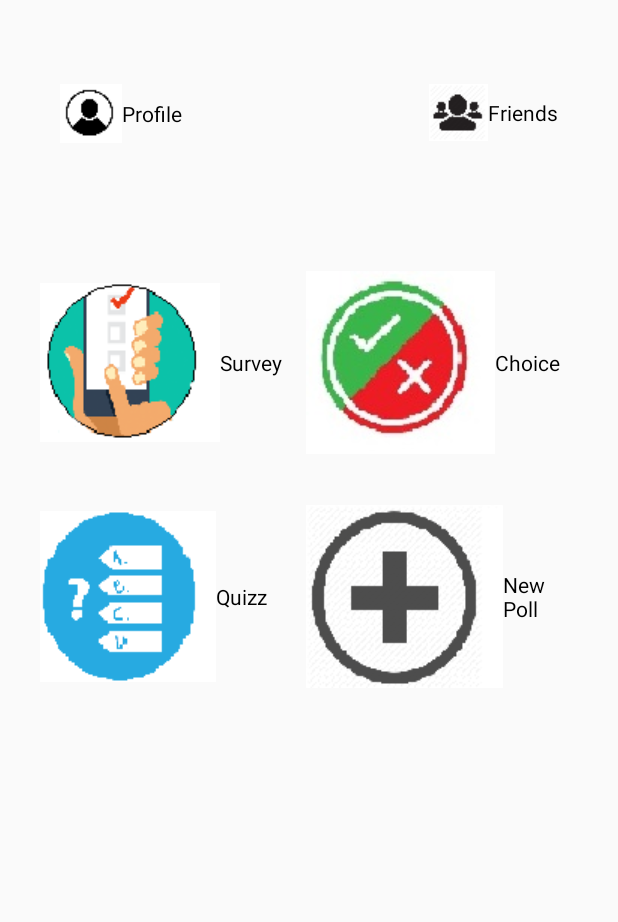
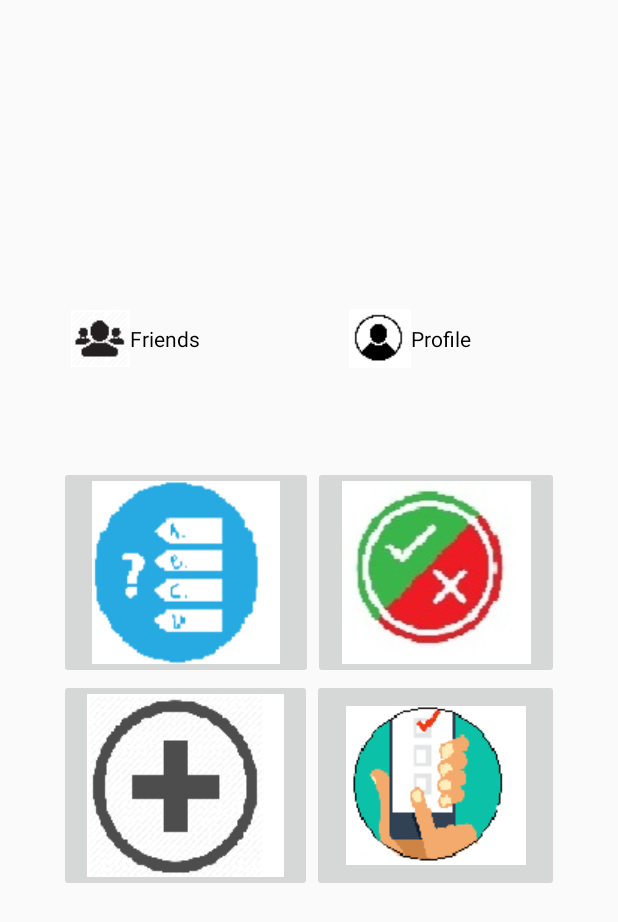
Before and after one commit to bdevoghel/LSINF1225-2018-Groupe15-MiniPoll, an Android app: the MenuActivity screen opened directly, with no data from a screen before it, on a phone screen of 412 x 824 dp. Shown: the top 922 px of the screen. Run offline under Robolectric (Android 15) with nearby library versions, the phone set to English and light mode, and no system bars.

Commit message:
Correction problème de mise en pasge
les boutons s'affiche maintenant :)

```diff
--- a/Poll/app/src/main/java/p/poll/activity/AddFriendActivity.java
+++ b/Poll/app/src/main/java/p/poll/activity/AddFriendActivity.java
@@ -31,7 +31,7 @@ public class AddFriendActivity extends AppCompatActivity {
         super.onCreate(savedInstanceState);
         setContentView(R.layout.activity_addfriend);
         //Getting the user list
-        HashMap<String,User> userList=User.getUsers();
+        ArrayList<User> userList=User.getUsers();
         // ImageViews
         user_image = (ImageView) findViewById(R.id.userImageProfile);
 
--- a/Poll/app/src/main/java/p/poll/activity/MainActivity.java
+++ b/Poll/app/src/main/java/p/poll/activity/MainActivity.java
@@ -16,7 +16,7 @@ public class MainActivity extends AppCompatActivity {
     protected void onCreate(Bundle savedInstanceState) {
         super.onCreate(savedInstanceState);
         this.requestWindowFeature(Window.FEATURE_NO_TITLE);
-        setContentView(R.layout.activity_main);
+        setContentView(R.layout.activity_main2);
 
         Button login=findViewById(R.id.loginbutton);
         login.setOnClickListener(new View.OnClickListener() {
--- a/Poll/app/src/main/java/p/poll/activity/MenuActivity.java
+++ b/Poll/app/src/main/java/p/poll/activity/MenuActivity.java
@@ -7,6 +7,7 @@ import android.os.Bundle;
 import android.support.v7.app.AppCompatActivity;
 import android.view.View;
 import android.widget.Button;
+import android.widget.ImageButton;
 
 import p.poll.R;
 
@@ -20,10 +21,10 @@ public class MenuActivity extends AppCompatActivity {
         super.onCreate(savedInstanceState);
         setContentView(R.layout.activity_menu);
 
-        Button survey=findViewById(R.id.survey);
-        Button quizz=findViewById(R.id.quizz);
-        Button choice=findViewById(R.id.choice);
-        Button newpoll=findViewById(R.id.newpoll);
+        ImageButton survey=findViewById(R.id.survey);
+        ImageButton quizz=findViewById(R.id.quizz);
+        ImageButton choice=findViewById(R.id.choice);
+        ImageButton newpoll=findViewById(R.id.newpoll);
         Button profile=findViewById(R.id.profile);
         Button friends=findViewById(R.id.friends);
         profile.setOnClickListener(new View.OnClickListener() {
--- a/Poll/app/src/main/res/layout/activity_menu.xml
+++ b/Poll/app/src/main/res/layout/activity_menu.xml
@@ -1,7 +1,7 @@
 <?xml version="1.0" encoding="utf-8"?>
 <android.support.constraint.ConstraintLayout xmlns:android="http://schemas.android.com/apk/res/android"
+    xmlns:app="http://schemas.android.com/apk/res-auto"
     xmlns:tools="http://schemas.android.com/tools"
-    xmlns:app="http://schemas.android.com/apk/res-auto"
     android:layout_width="match_parent"
     android:layout_height="match_parent"
     android:gravity="center_horizontal"
@@ -12,84 +12,130 @@
     android:paddingTop="@dimen/activity_vertical_margin"
     tools:context="p.poll.activity.MenuActivity">
 
-<RadioGroup
-
-        android:id="@+id/radioGroup"
-        android:layout_width="177dp"
-        android:layout_height="312dp"
-        android:layout_marginEnd="192dp"
-        android:layout_marginRight="192dp"
-        android:layout_marginTop="148dp"
+    <LinearLayout
+        android:id="@+id/linearLayout"
+        android:layout_width="333dp"
+        android:layout_height="492dp"
+        android:layout_marginBottom="8dp"
+        android:layout_marginEnd="8dp"
+        android:layout_marginStart="8dp"
+        android:layout_marginTop="8dp"
+        android:orientation="vertical"
+        app:layout_constraintBottom_toBottomOf="parent"
         app:layout_constraintEnd_toEndOf="parent"
+        app:layout_constraintStart_toStartOf="parent"
         app:layout_constraintTop_toTopOf="parent">
 
+        <LinearLayout
+            android:layout_width="match_parent"
+            android:layout_height="wrap_content"
+            android:orientation="horizontal">
 
-        <RadioButton
-            android:id="@+id/survey"
-            style="@android:style/Widget.Holo.Light.CompoundButton.RadioButton"
+            <RadioButton
+                android:id="@+id/friends"
+                android:layout_width="400dp"
+                android:layout_height="wrap_content"
+                android:layout_marginBottom="8dp"
+                android:layout_marginEnd="24dp"
+                android:layout_marginStart="8dp"
+                android:layout_marginTop="40dp"
+                android:layout_weight="1"
+                android:button="@drawable/friends"
+                android:text="@string/friends"
+                app:layout_constraintBottom_toBottomOf="parent"
+                app:layout_constraintEnd_toEndOf="parent"
+                app:layout_constraintHorizontal_bias="1.0"
+                app:layout_constraintStart_toEndOf="@+id/profile"
+                app:layout_constraintTop_toTopOf="parent"
+                app:layout_constraintVertical_bias="0.0" />
+
+            <RadioButton
+                android:id="@+id/profile"
+                android:layout_width="407dp"
+                android:layout_height="wrap_content"
+                android:layout_marginBottom="8dp"
+                android:layout_marginStart="28dp"
+                android:layout_marginTop="40dp"
+                android:layout_weight="1"
+                android:button="@drawable/profile"
+                android:text="@string/profile"
+                app:layout_constraintBottom_toBottomOf="parent"
+                app:layout_constraintStart_toStartOf="parent"
+                app:layout_constraintTop_toTopOf="parent"
+                app:layout_constraintVertical_bias="0.0" />
+
+        </LinearLayout>
+
+        <RelativeLayout
+            android:layout_width="wrap_content"
+            android:layout_height="57dp">
+
+        </RelativeLayout>
+
+        <LinearLayout
             android:layout_width="match_parent"
-            android:layout_height="18dp"
+            android:layout_height="match_parent"
             android:layout_weight="1"
-            android:button="@drawable/survey"
-            android:text="@string/survey" />
+            android:orientation="vertical">
 
-        <RadioButton
-            android:id="@+id/quizz"
-            android:layout_width="match_parent"
-            android:layout_height="19dp"
-            android:layout_weight="1"
-            android:button="@drawable/quizz"
-            android:text="@string/quizz" />
+            <LinearLayout
+                android:layout_width="match_parent"
+                android:layout_height="wrap_content"
+                android:orientation="horizontal">
 
-    </RadioGroup>
+                <ImageButton
+                    android:id="@+id/choice"
+                    android:layout_width="156dp"
+                    android:layout_height="match_parent"
+                    android:layout_weight="1"
+                    android:scaleType="fitCenter"
+                    app:srcCompat="@drawable/quizz" />
 
-    <RadioGroup
-        android:layout_width="179dp"
-        android:layout_height="312dp"
-        android:layout_marginTop="8dp"
-        app:layout_constraintBottom_toBottomOf="@+id/radioGroup"
-        app:layout_constraintStart_toEndOf="@+id/radioGroup"
-        app:layout_constraintTop_toTopOf="@+id/radioGroup"
-        app:layout_constraintVertical_bias="1.0">
+                <ImageButton
+                    android:id="@+id/survey"
+                    android:layout_width="wrap_content"
+                    android:layout_height="match_parent"
+                    android:layout_weight="1"
+                    android:scaleType="fitCenter"
+                    app:srcCompat="@drawable/choice" />
+            </LinearLayout>
 
-        <RadioButton
-            android:id="@+id/choice"
-            android:layout_width="match_parent"
-            android:layout_height="115dp"
-            android:layout_weight="1"
-            android:button="@drawable/choice"
-            android:text="@string/choice" />
+            <LinearLayout
+                android:layout_width="match_parent"
+                android:layout_height="match_parent"
+                android:orientation="horizontal">
 
-        <RadioButton
-            android:id="@+id/newpoll"
-            android:layout_width="match_parent"
-            android:layout_height="115dp"
-            android:layout_weight="1"
-            android:button="@drawable/newpoll"
-            android:text="@string/newpoll" />
-    </RadioGroup>
+                <ImageButton
+                    android:id="@+id/newpoll"
+                    android:layout_width="77dp"
+                    android:layout_height="wrap_content"
+                    android:layout_weight="1"
+                    app:srcCompat="@drawable/newpoll" />
 
-    <RadioButton
-        android:id="@+id/profile"
+                <ImageButton
+                    android:id="@+id/quizz"
+                    android:layout_width="73dp"
+                    android:layout_height="142dp"
+                    android:layout_weight="1"
+                    app:srcCompat="@drawable/survey" />
+
+            </LinearLayout>
+        </LinearLayout>
+
+    </LinearLayout>
+
+    <android.support.constraint.Guideline
+        android:id="@+id/guideline"
         android:layout_width="wrap_content"
         android:layout_height="wrap_content"
-        android:layout_marginLeft="24dp"
-        android:layout_marginStart="24dp"
-        android:layout_marginTop="40dp"
-        android:button="@drawable/profile"
-        android:text="@string/profile"
-        app:layout_constraintStart_toStartOf="parent"
-        app:layout_constraintTop_toTopOf="parent" />
+        android:orientation="vertical"
+        app:layout_constraintGuide_begin="20dp" />
 
-    <RadioButton
-        android:id="@+id/friends"
+    <android.support.constraint.Guideline
+        android:id="@+id/guideline2"
         android:layout_width="wrap_content"
         android:layout_height="wrap_content"
-        android:layout_marginEnd="24dp"
-        android:layout_marginRight="24dp"
-        android:layout_marginTop="40dp"
-        android:button="@drawable/friends"
-        android:text="@string/friends"
-        app:layout_constraintEnd_toEndOf="parent"
-        app:layout_constraintTop_toTopOf="parent" />
+        android:orientation="horizontal"
+        app:layout_constraintGuide_begin="16dp" />
+
 </android.support.constraint.ConstraintLayout>
--- a/Poll/app/src/main/res/values/colors.xml
+++ b/Poll/app/src/main/res/values/colors.xml
@@ -4,7 +4,7 @@
     <color name="colorPrimary">#51d8c7</color>
     <color name="colorPrimaryDark">#51d8c7</color>
     <color name="colorAccent">#FFFFFF</color>
-    <color name="colorBackground">#413e4f</color>
+    <color name="colorBackground">#151517</color>
     <color name="colorText">#FFFFFF</color>
     <color name="colorTextHint">#51d8c7</color>
 </resources>
```
Also changed, not shown: Poll/app/src/main/res/layout/activity_main2.xml (added, +120 -0 lines).
